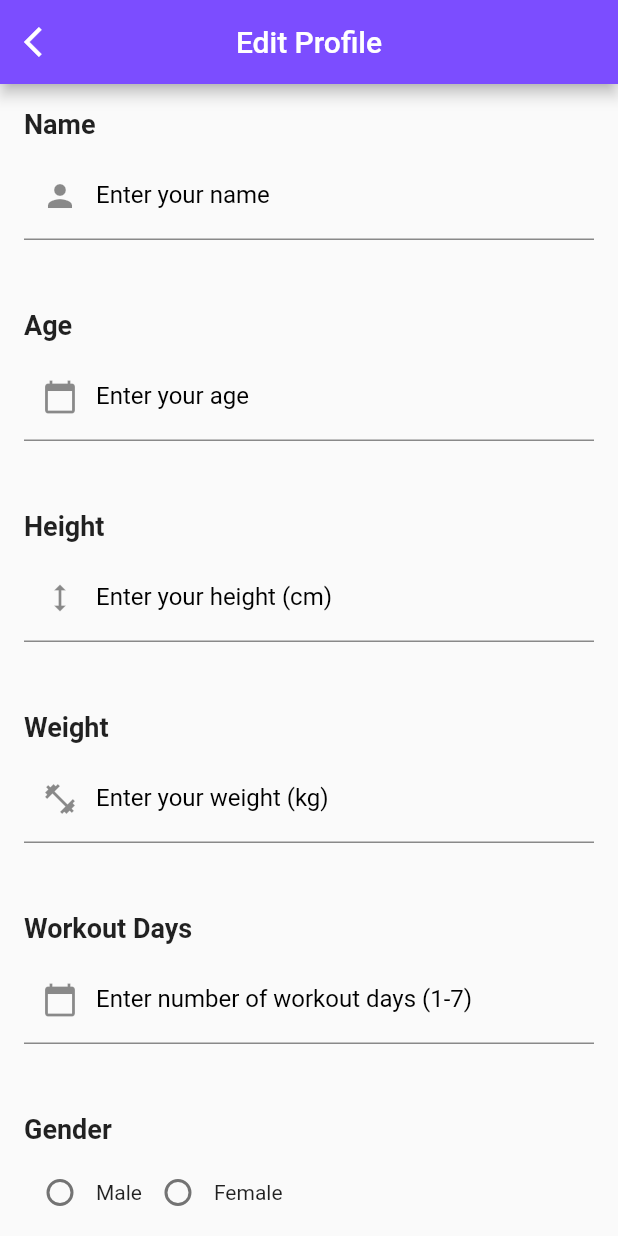
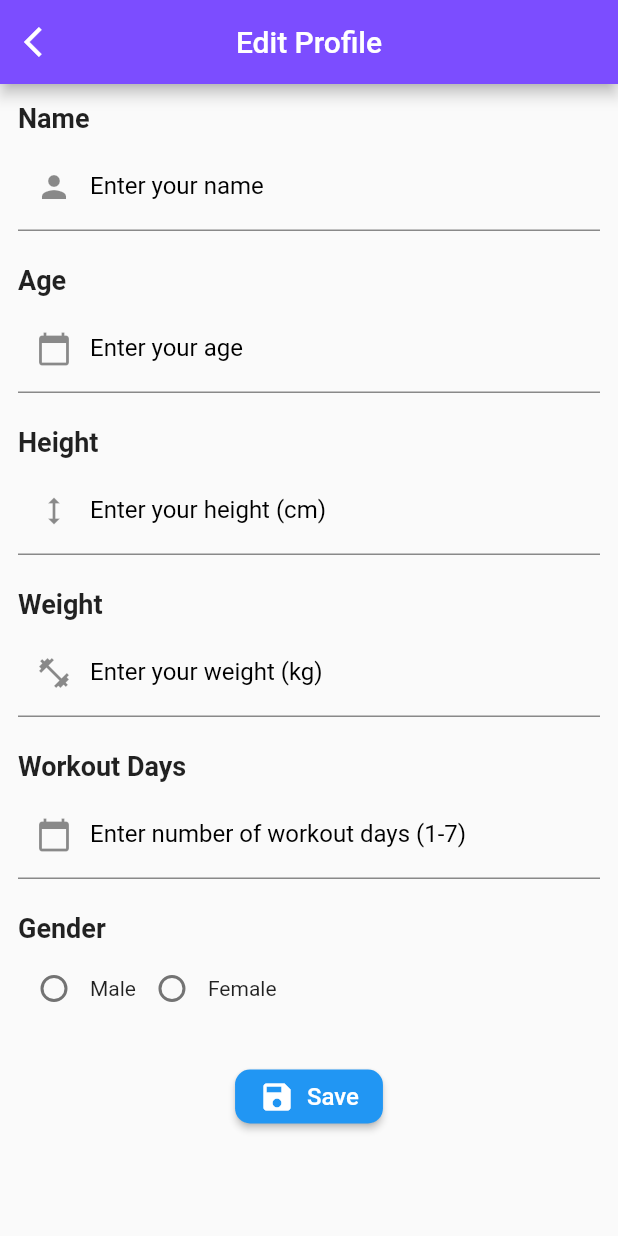
Before and after one commit to YasinSefa15/pain4gain, a Flutter app: the ProfileEditingPage screen opened directly, on a phone screen of 412 x 824 dp. Run offline on Flutter 3.47's test engine with Material 2 defaults, Android fonts, the phone set to English and light mode, and no system bars; our stand-ins replace shared_preferences; accounts and stored records are empty.

Commit message:
Edited - profile_edit_page.dart

```diff
--- a/lib/pages/profile_page/profile_edit_page.dart
+++ b/lib/pages/profile_page/profile_edit_page.dart
@@ -104,7 +104,19 @@ class ProfileEditingPageState extends State<ProfileEditingPage> {
       );
       ScaffoldMessenger.of(context).showSnackBar(snackBar);
       // Navigate back to the previous screen
-      Future.delayed(const Duration(seconds: 2), () {
+      _nameController.clear();
+      _ageController.clear();
+      _heightController.clear();
+      _weightController.clear();
+      _workoutDaysController.clear();
+      _gender = '';
+
+      // Remove the focus from the input fields
+      FocusScope.of(context).unfocus();
+
+      setState(() {
+        // Clear the error messages
+        _errors = {};
       });
     });
   }
@@ -116,6 +128,7 @@ class ProfileEditingPageState extends State<ProfileEditingPage> {
     await prefs.setDouble('height', double.parse(_heightController.text));
     await prefs.setDouble('weight', double.parse(_weightController.text));
     await prefs.setString('gender', _gender);
+    await prefs.setInt('workoutDays', int.parse(_workoutDaysController.text));
   }
 
   @override
@@ -135,7 +148,7 @@ class ProfileEditingPageState extends State<ProfileEditingPage> {
       ),
       body: SingleChildScrollView(
         child: Padding(
-          padding: const EdgeInsets.all(16.0),
+          padding: const EdgeInsets.all(12.0),
           child: Column(
             crossAxisAlignment: CrossAxisAlignment.start,
             children: [
@@ -146,7 +159,7 @@ class ProfileEditingPageState extends State<ProfileEditingPage> {
                     'Name',
                     style: TextStyle(fontSize: 18.0, fontWeight: FontWeight.bold),
                   ),
-                  const SizedBox(height: 8.0),
+                  const SizedBox(height: 6.0),
                   TextField(
                     controller: _nameController,
                     decoration: InputDecoration(
@@ -170,7 +183,6 @@ class ProfileEditingPageState extends State<ProfileEditingPage> {
                   ),
                 ],
               ),
-              const SizedBox(height: 24.0),
               Column(
                 crossAxisAlignment: CrossAxisAlignment.start,
                 children: [
@@ -178,7 +190,7 @@ class ProfileEditingPageState extends State<ProfileEditingPage> {
                     'Age',
                     style: TextStyle(fontSize: 18.0, fontWeight: FontWeight.bold),
                   ),
-                  const SizedBox(height: 8.0),
+                  const SizedBox(height: 6.0),
                   TextField(
                     controller: _ageController,
                     keyboardType: TextInputType.number,
@@ -204,7 +216,6 @@ class ProfileEditingPageState extends State<ProfileEditingPage> {
                   ),
                 ],
               ),
-              const SizedBox(height: 24.0),
               Column(
                 crossAxisAlignment: CrossAxisAlignment.start,
                 children: [
@@ -212,7 +223,7 @@ class ProfileEditingPageState extends State<ProfileEditingPage> {
                     'Height',
                     style: TextStyle(fontSize: 18.0, fontWeight: FontWeight.bold),
                   ),
-                  const SizedBox(height: 8.0),
+                  const SizedBox(height: 6.0),
                   TextField(
                     controller: _heightController,
                     keyboardType: TextInputType.number,
@@ -238,7 +249,6 @@ class ProfileEditingPageState extends State<ProfileEditingPage> {
                   ),
                 ],
               ),
-              const SizedBox(height: 24.0),
               Column(
                 crossAxisAlignment: CrossAxisAlignment.start,
                 children: [
@@ -246,7 +256,7 @@ class ProfileEditingPageState extends State<ProfileEditingPage> {
                     'Weight',
                     style: TextStyle(fontSize: 18.0, fontWeight: FontWeight.bold),
                   ),
-                  const SizedBox(height: 8.0),
+                  const SizedBox(height: 6.0),
                   TextField(
                     controller: _weightController,
                     keyboardType: TextInputType.number,
@@ -272,7 +282,6 @@ class ProfileEditingPageState extends State<ProfileEditingPage> {
                   ),
                 ],
               ),
-              const SizedBox(height: 24.0),
               Column(
                 crossAxisAlignment: CrossAxisAlignment.start,
                 children: [
@@ -280,7 +289,7 @@ class ProfileEditingPageState extends State<ProfileEditingPage> {
                     'Workout Days',
                     style: TextStyle(fontSize: 18.0, fontWeight: FontWeight.bold),
                   ),
-                  const SizedBox(height: 8.0),
+                  const SizedBox(height: 6.0),
                   TextField(
                     controller: _workoutDaysController,
                     keyboardType: TextInputType.number,
@@ -306,7 +315,6 @@ class ProfileEditingPageState extends State<ProfileEditingPage> {
                   ),
                 ],
               ),
-              const SizedBox(height: 24.0),
               Column(
                 crossAxisAlignment: CrossAxisAlignment.start,
                 children: [
@@ -314,7 +322,7 @@ class ProfileEditingPageState extends State<ProfileEditingPage> {
                     'Gender',
                     style: TextStyle(fontSize: 18.0, fontWeight: FontWeight.bold),
                   ),
-                  const SizedBox(height: 8.0),
+                  const SizedBox(height: 6.0),
                   Row(
                     mainAxisAlignment: MainAxisAlignment.start,
                     children: [
@@ -343,14 +351,27 @@ class ProfileEditingPageState extends State<ProfileEditingPage> {
                   if (_errors.containsKey('gender'))
                     Text(
                       _errors['gender']!,
-                      style: TextStyle(color: Colors.red),
+                      style: const TextStyle(color: Colors.red),
                     ),
                 ],
               ),
               const SizedBox(height: 24.0),
-              ElevatedButton(
-                onPressed: _saveProfile,
-                child: const Text('Save'),
+              Align(
+                alignment: Alignment.center,
+                child: ElevatedButton.icon(
+                  onPressed: _saveProfile,
+                  icon: const Icon(Icons.save),
+                  label: const Text(
+                    'Save',
+                    style: TextStyle(fontSize: 16.0),
+                  ),
+                  style: ElevatedButton.styleFrom(
+                    padding: const EdgeInsets.symmetric(horizontal: 16.0),
+                    shape: RoundedRectangleBorder(
+                      borderRadius: BorderRadius.circular(10.0),
+                    ),
+                  ),
+                ),
               ),
             ],
           ),
@@ -360,8 +381,6 @@ class ProfileEditingPageState extends State<ProfileEditingPage> {
   }
 }
 
-void main() {
-  runApp(MaterialApp(
-    home: ProfileEditingPage(),
-  ));
+main() {
+  runApp(const MaterialApp(home: ProfileEditingPage()));
 }
```
